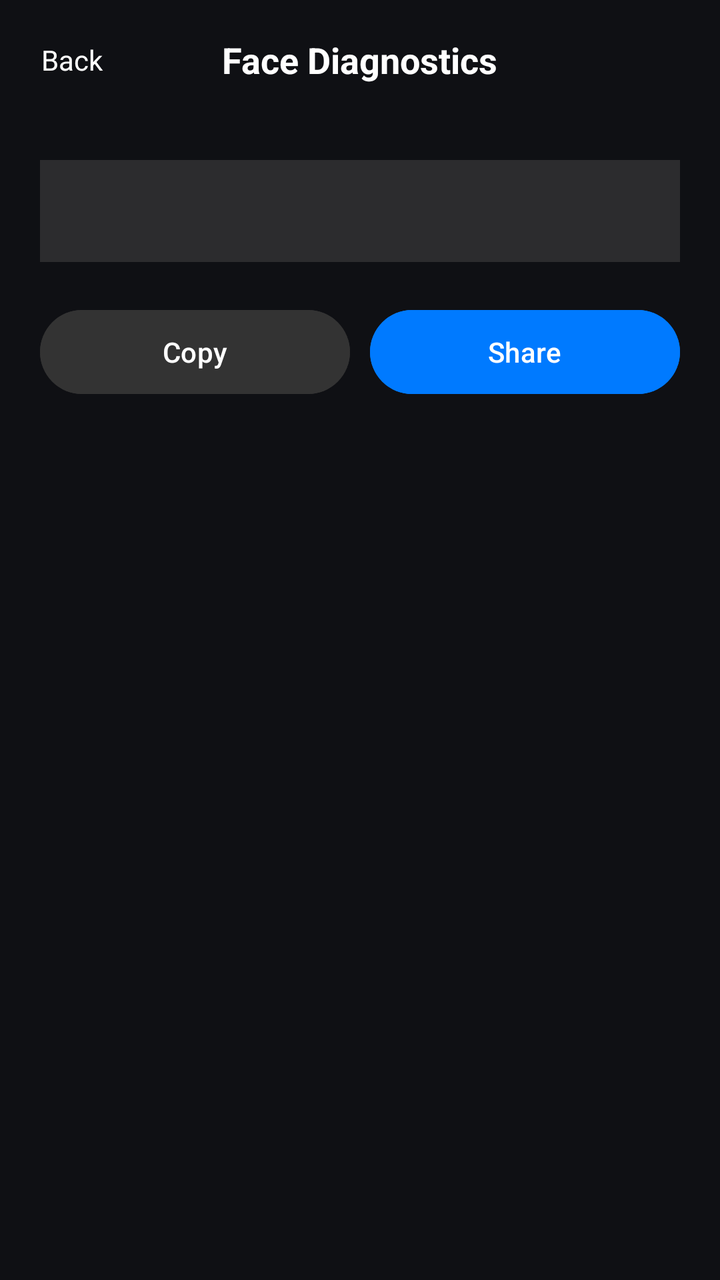
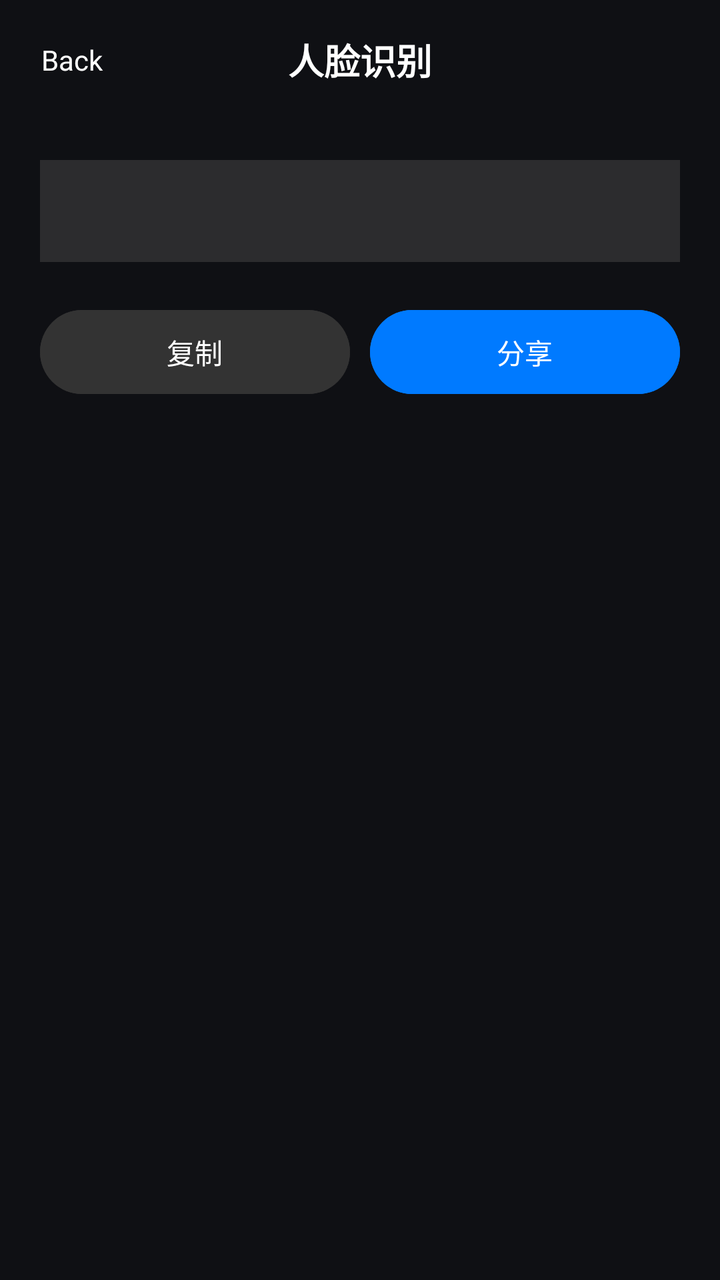

Screens rendered from an Android XML layout before and after an edit, with the pre-edit source and the edit as a unified diff.
<!-- AndroidManifest.xml: application theme Theme.HeyCyan -->
<!-- res/layout/activity_face_diagnostics.xml -->
﻿<?xml version="1.0" encoding="utf-8"?>
<ScrollView xmlns:android="http://schemas.android.com/apk/res/android" xmlns:app="http://schemas.android.com/apk/res-auto" android:layout_width="match_parent" android:layout_height="match_parent" android:background="#0F1014" android:fitsSystemWindows="true">
    <LinearLayout android:layout_width="match_parent" android:layout_height="wrap_content" android:orientation="vertical">
        <RelativeLayout android:layout_width="match_parent" android:layout_height="60dp" android:paddingHorizontal="16dp">
            <TextView android:id="@+id/btnBack" android:layout_width="40dp" android:layout_height="40dp" android:layout_centerVertical="true" android:gravity="center" android:text="Back" android:textColor="#FFFFFF" android:textSize="14sp" />
            <TextView android:layout_width="wrap_content" android:layout_height="wrap_content" android:layout_centerInParent="true" android:text="Face Diagnostics" android:textColor="#FFFFFF" android:textSize="18sp" android:textStyle="bold" />
        </RelativeLayout>
        <LinearLayout android:layout_width="match_parent" android:layout_height="wrap_content" android:padding="20dp" android:orientation="vertical">
            <TextView android:id="@+id/tvSummary" android:layout_width="match_parent" android:layout_height="wrap_content" android:padding="16dp" android:textColor="#FFFFFF" android:textSize="14sp" android:background="#2C2C2E" />
            <LinearLayout android:layout_width="match_parent" android:layout_height="wrap_content" android:layout_marginTop="20dp" android:orientation="horizontal">
                <Button android:id="@+id/btnCopyReport" android:layout_width="0dp" android:layout_height="50dp" android:layout_weight="1" android:layout_marginEnd="5dp" android:backgroundTint="#333333" android:text="Copy" android:textColor="#FFFFFF" android:textSize="14sp" app:cornerRadius="25dp" />
                <Button android:id="@+id/btnShareReport" android:layout_width="0dp" android:layout_height="50dp" android:layout_weight="1" android:layout_marginStart="5dp" android:backgroundTint="#007AFF" android:text="Share" android:textColor="#FFFFFF" android:textSize="14sp" app:cornerRadius="25dp" />
            </LinearLayout>
        </LinearLayout>
    </LinearLayout>
</ScrollView>
<!-- resources referenced by this layout -->
<resources>
  <style name="Theme.HeyCyan" parent="Base.Theme.HeyCyan" />
  <style name="Base.Theme.HeyCyan" parent="Theme.Material3.DayNight.NoActionBar">
          
          
      </style>
</resources>

<!-- the commit's change to res/layout/activity_face_diagnostics.xml (unified diff, before → after) -->
@@ -1,15 +1,77 @@
 ﻿<?xml version="1.0" encoding="utf-8"?>
-<ScrollView xmlns:android="http://schemas.android.com/apk/res/android" xmlns:app="http://schemas.android.com/apk/res-auto" android:layout_width="match_parent" android:layout_height="match_parent" android:background="#0F1014" android:fitsSystemWindows="true">
-    <LinearLayout android:layout_width="match_parent" android:layout_height="wrap_content" android:orientation="vertical">
-        <RelativeLayout android:layout_width="match_parent" android:layout_height="60dp" android:paddingHorizontal="16dp">
-            <TextView android:id="@+id/btnBack" android:layout_width="40dp" android:layout_height="40dp" android:layout_centerVertical="true" android:gravity="center" android:text="Back" android:textColor="#FFFFFF" android:textSize="14sp" />
-            <TextView android:layout_width="wrap_content" android:layout_height="wrap_content" android:layout_centerInParent="true" android:text="Face Diagnostics" android:textColor="#FFFFFF" android:textSize="18sp" android:textStyle="bold" />
+<ScrollView
+    xmlns:android="http://schemas.android.com/apk/res/android"
+    xmlns:app="http://schemas.android.com/apk/res-auto"
+    android:layout_width="match_parent"
+    android:layout_height="match_parent"
+    android:background="#0F1014"
+    android:fitsSystemWindows="true">
+    <LinearLayout
+        android:layout_width="match_parent"
+        android:layout_height="wrap_content"
+        android:orientation="vertical">
+        <RelativeLayout
+            android:layout_width="match_parent"
+            android:layout_height="60dp"
+            android:paddingHorizontal="16dp">
+            <TextView
+                android:id="@+id/btnBack"
+                android:layout_width="40dp"
+                android:layout_height="40dp"
+                android:layout_centerVertical="true"
+                android:gravity="center"
+                android:text="Back"
+                android:textColor="#FFFFFF"
+                android:textSize="14sp" />
+            <TextView
+                android:layout_width="wrap_content"
+                android:layout_height="wrap_content"
+                android:layout_centerInParent="true"
+                android:text="人脸识别"
+                android:textColor="#FFFFFF"
+                android:textSize="18sp"
+                android:textStyle="bold" />
         </RelativeLayout>
-        <LinearLayout android:layout_width="match_parent" android:layout_height="wrap_content" android:padding="20dp" android:orientation="vertical">
-            <TextView android:id="@+id/tvSummary" android:layout_width="match_parent" android:layout_height="wrap_content" android:padding="16dp" android:textColor="#FFFFFF" android:textSize="14sp" android:background="#2C2C2E" />
-            <LinearLayout android:layout_width="match_parent" android:layout_height="wrap_content" android:layout_marginTop="20dp" android:orientation="horizontal">
-                <Button android:id="@+id/btnCopyReport" android:layout_width="0dp" android:layout_height="50dp" android:layout_weight="1" android:layout_marginEnd="5dp" android:backgroundTint="#333333" android:text="Copy" android:textColor="#FFFFFF" android:textSize="14sp" app:cornerRadius="25dp" />
-                <Button android:id="@+id/btnShareReport" android:layout_width="0dp" android:layout_height="50dp" android:layout_weight="1" android:layout_marginStart="5dp" android:backgroundTint="#007AFF" android:text="Share" android:textColor="#FFFFFF" android:textSize="14sp" app:cornerRadius="25dp" />
+        <LinearLayout
+            android:layout_width="match_parent"
+            android:layout_height="wrap_content"
+            android:padding="20dp"
+            android:orientation="vertical">
+            <TextView
+                android:id="@+id/tvSummary"
+                android:layout_width="match_parent"
+                android:layout_height="wrap_content"
+                android:padding="16dp"
+                android:textColor="#FFFFFF"
+                android:textSize="14sp"
+                android:background="#2C2C2E" />
+            <LinearLayout
+                android:layout_width="match_parent"
+                android:layout_height="wrap_content"
+                android:layout_marginTop="20dp"
+                android:orientation="horizontal">
+                <Button
+                    android:id="@+id/btnCopyReport"
+                    android:layout_width="0dp"
+                    android:layout_height="50dp"
+                    android:layout_weight="1"
+                    android:layout_marginEnd="5dp"
+                    android:backgroundTint="#333333"
+                    android:text="复制"
+                    android:textColor="#FFFFFF"
+                    android:textSize="14sp"
+                    app:cornerRadius="25dp" />
+                <Button
+                    android:id="@+id/btnShareReport"
+                    android:layout_width="0dp"
+                    android:layout_height="50dp"
+                    android:layout_weight="1"
+                    android:layout_marginStart="5dp"
+                    android:backgroundTint="#007AFF"
+                    android:text="分享"
+                    android:textColor="#FFFFFF"
+                    android:textSize="14sp"
+                    app:cornerRadius="25dp" />
             </LinearLayout>
         </LinearLayout>
     </LinearLayout>
